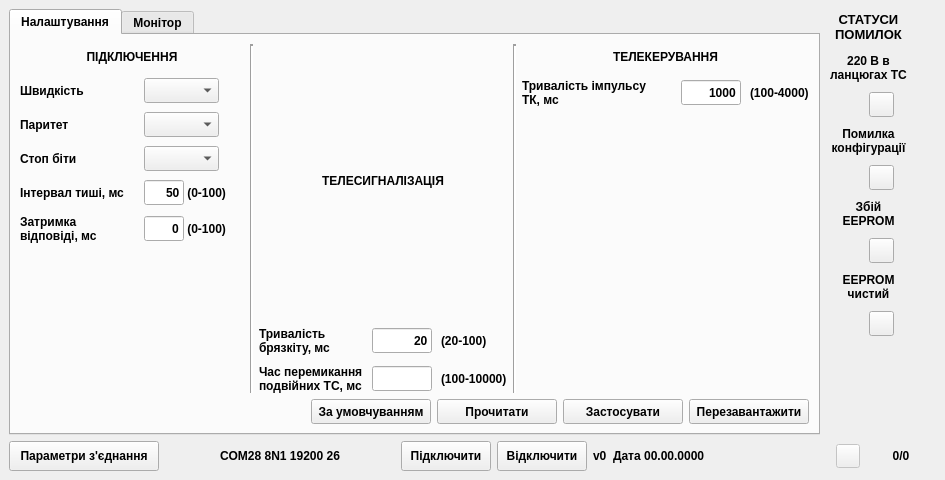
First picture: the form in mdio.ui, repository Goodjamp/Mdio, before the edit.
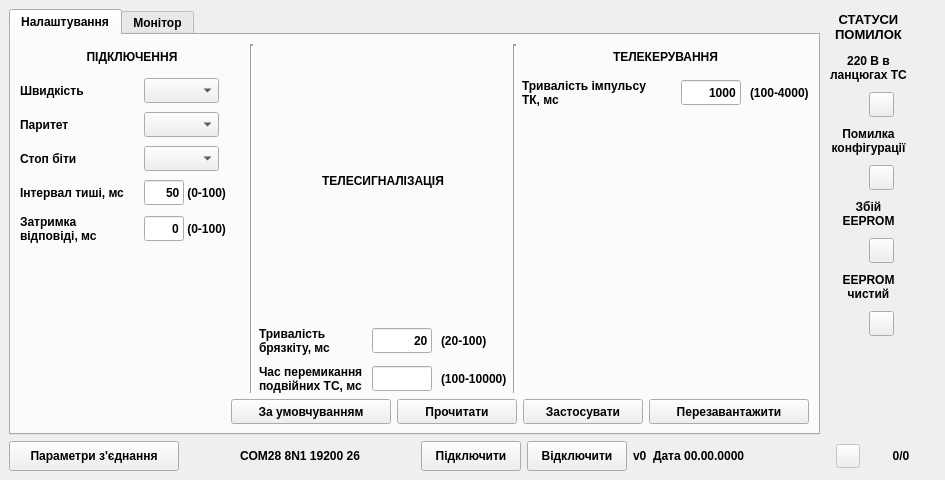
Second picture: the form after the edit.

What changed in the file:
```diff
--- a/mdio.ui
+++ b/mdio.ui
@@ -861,13 +861,13 @@
              <widget class="QPushButton" name="pbSetDefaultSettings">
               <property name="minimumSize">
                <size>
-                <width>120</width>
+                <width>160</width>
                 <height>25</height>
                </size>
               </property>
               <property name="maximumSize">
                <size>
-                <width>120</width>
+                <width>160</width>
                 <height>25</height>
                </size>
               </property>
@@ -932,13 +932,13 @@
              <widget class="QPushButton" name="pbReload">
               <property name="minimumSize">
                <size>
-                <width>120</width>
+                <width>160</width>
                 <height>25</height>
                </size>
               </property>
               <property name="maximumSize">
                <size>
-                <width>120</width>
+                <width>160</width>
                 <height>25</height>
                </size>
               </property>
@@ -1509,13 +1509,13 @@
        <widget class="QPushButton" name="pbConnectionSettings">
         <property name="minimumSize">
          <size>
-          <width>150</width>
+          <width>170</width>
           <height>30</height>
          </size>
         </property>
         <property name="maximumSize">
          <size>
-          <width>150</width>
+          <width>170</width>
           <height>30</height>
          </size>
         </property>
@@ -1564,13 +1564,13 @@
        <widget class="QPushButton" name="pbConnect">
         <property name="minimumSize">
          <size>
-          <width>90</width>
+          <width>100</width>
           <height>30</height>
          </size>
         </property>
         <property name="maximumSize">
          <size>
-          <width>90</width>
+          <width>100</width>
           <height>30</height>
          </size>
         </property>
@@ -1590,13 +1590,13 @@
        <widget class="QPushButton" name="pbDisconnect">
         <property name="minimumSize">
          <size>
-          <width>90</width>
+          <width>100</width>
           <height>30</height>
          </size>
         </property>
         <property name="maximumSize">
          <size>
-          <width>90</width>
+          <width>100</width>
           <height>30</height>
          </size>
         </property>
```
